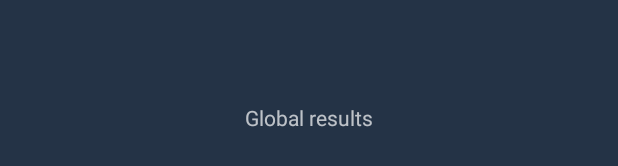
After one commit to VasiliFralou/STesting, an Android app: the layout fragment_global_results.xml on its own in the app's theme, with its tools: preview values and no code run, on a phone screen of 412 x 824 dp. The commit adds this screen. Shown: the part 501-667 px from the top of the screen. Run offline under Robolectric (Android 15) with nearby library versions, the phone set to English and light mode, and no system bars.

Commit message:
Update to 0.0.11 (11)

```diff
--- a/app/build.gradle
+++ b/app/build.gradle
@@ -60,6 +60,7 @@ dependencies {
     implementation 'androidx.legacy:legacy-support-v4:1.0.0'
     implementation 'com.squareup.picasso:picasso:2.71828'
     implementation 'androidx.activity:activity-ktx:1.3.1'
+
     implementation 'androidx.viewpager2:viewpager2:1.0.0'
 
     implementation 'com.google.firebase:firebase-database-ktx:20.0.1'
--- a/app/src/main/java/by/vfdev/stesting/UI/MainFragment.kt
+++ b/app/src/main/java/by/vfdev/stesting/UI/MainFragment.kt
@@ -40,5 +40,8 @@ class MainFragment : Fragment() {
         btnStartTest.setOnClickListener {
             navController.navigate(R.id.testFragment)
         }
+        btnResult.setOnClickListener {
+            navController.navigate(R.id.resultsFragment)
+        }
     }
 }
--- a/app/src/main/java/by/vfdev/stesting/UI/SplashScreen.kt
+++ b/app/src/main/java/by/vfdev/stesting/UI/SplashScreen.kt
@@ -55,6 +55,7 @@ class SplashScreen : AppCompatActivity() {
                     for (questionSnapshot in snapshot.children) {
                         val question = questionSnapshot.getValue(Question::class.java)
                         viewModel.questionList.add(question!!)
+
                     }
                 }
             }
--- a/app/src/main/java/by/vfdev/stesting/UI/TestFragment.kt
+++ b/app/src/main/java/by/vfdev/stesting/UI/TestFragment.kt
@@ -89,7 +89,7 @@ class TestFragment : Fragment(), RadioGroup.OnCheckedChangeListener {
         rbGroupQuestion.clearCheck()
         maxSize = viewModel.questionList.size - 1
         Log.d("!!!maxSize", maxSize.toString())
-        rnds = (0..maxSize).random()
+        rnds = (29..maxSize).random()
         question = viewModel.questionList[rnds]!!
         setQuestion(view)
     }
--- a/app/src/main/java/by/vfdev/stesting/UI/auth/LoginFragment.kt
+++ b/app/src/main/java/by/vfdev/stesting/UI/auth/LoginFragment.kt
@@ -48,6 +48,7 @@ class LoginFragment : Fragment() {
         val currentuser = auth.currentUser
         if(currentuser != null) {
             navController.navigate(R.id.mainFragment)
+            viewModel.currentUser = auth.currentUser?.email.toString()
         }
         btnLogin.setOnClickListener {
             login()
--- /dev/null
+++ b/app/src/main/res/layout/fragment_global_results.xml
@@ -0,0 +1,21 @@
+<?xml version="1.0" encoding="utf-8"?>
+<androidx.constraintlayout.widget.ConstraintLayout
+    xmlns:android="http://schemas.android.com/apk/res/android"
+    xmlns:app="http://schemas.android.com/apk/res-auto"
+    xmlns:tools="http://schemas.android.com/tools"
+    android:layout_width="match_parent"
+    android:layout_height="match_parent"
+    android:background="@color/mainBackground"
+    tools:context=".GlobalResultsFragment">
+
+    <TextView
+        android:id="@+id/tvGlobalResult"
+        android:layout_width="wrap_content"
+        android:layout_height="wrap_content"
+        android:text="Global results"
+        app:layout_constraintBottom_toBottomOf="parent"
+        app:layout_constraintEnd_toEndOf="parent"
+        app:layout_constraintStart_toStartOf="parent"
+        app:layout_constraintTop_toTopOf="parent" />
+
+</androidx.constraintlayout.widget.ConstraintLayout>
--- a/app/src/main/res/values/strings.xml
+++ b/app/src/main/res/values/strings.xml
@@ -6,4 +6,6 @@
     <string name="welcome_message">Добро пожаловать, %1$s!</string>
     <string name="login_unsuccessful_msg">Вход не выполнен</string>
     <string name="login_successful_msg">Вход успешно выполнен</string>
+    <!-- TODO: Remove or change this placeholder text -->
+    <string name="hello_blank_fragment">Hello blank fragment</string>
 </resources>
```
Also changed, not shown: app/src/main/java/by/vfdev/stesting/UI/GlobalResultsFragment.kt (added, +18 -0 lines), app/src/main/java/by/vfdev/stesting/UI/MyResultsFragment.kt (added, +20 -0 lines), app/src/main/java/by/vfdev/stesting/UI/ResultsFragment.kt (added, +28 -0 lines), app/src/main/java/by/vfdev/stesting/UI/ViewPagerAdapter.kt (added, +15 -0 lines), app/src/main/res/layout/fragment_my_results.xml (added, +20 -0 lines), app/src/main/res/layout/fragment_results.xml (added, +17 -0 lines), app/src/main/res/layout/item_page.xml (added, +17 -0 lines), app/src/main/res/navigation/nav_graph.xml (+30 -0 lines).
